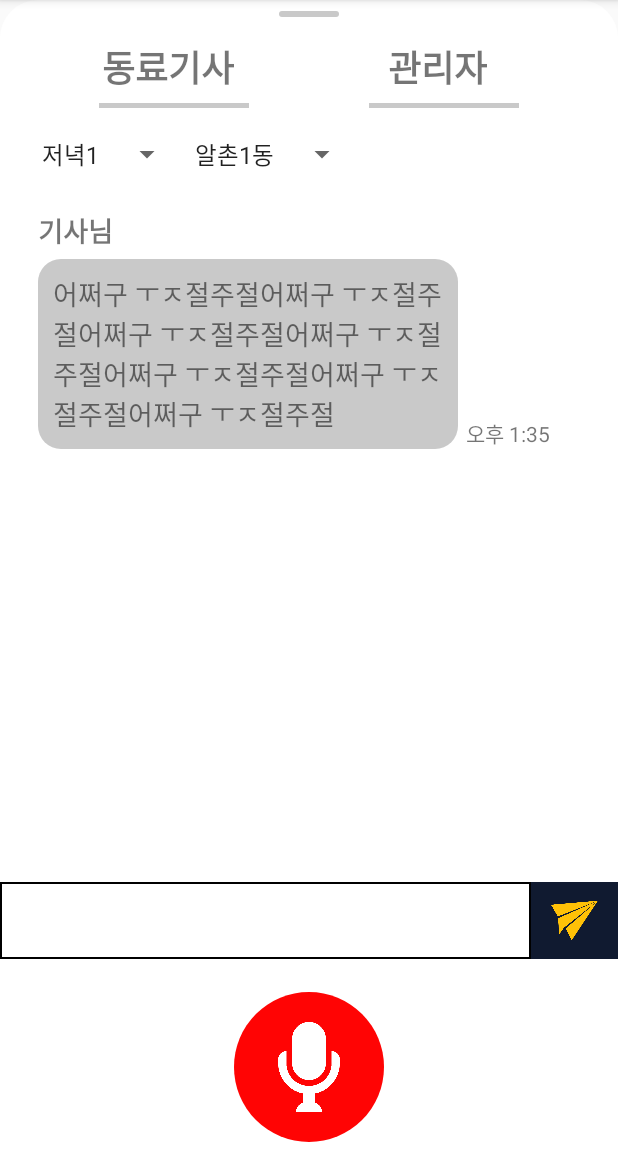
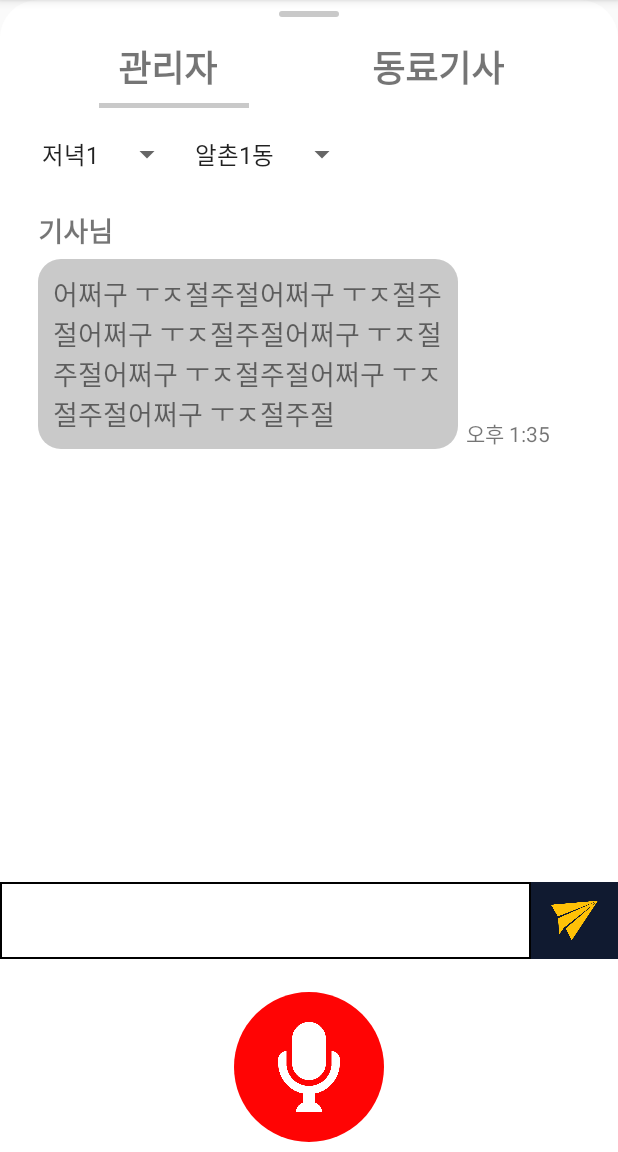
Before and after one commit to abovenormal/GeekHub, an Android app: the fragment ChattingFragment shown on its own in the app's theme, on a phone screen of 412 x 824 dp, the part 84-1236 px from its top. Run offline under Robolectric (Android 15) with nearby library versions, the phone set to English and light mode, and no system bars.

Commit message:
[feat]chatting&camerapage&배달시작페이지연결

```diff
--- a/GeekHub/app/src/main/AndroidManifest.xml
+++ b/GeekHub/app/src/main/AndroidManifest.xml
@@ -24,14 +24,14 @@
                 android:value="" />
         </activity>
         <activity
-            android:name=".ReadyActivity"
+            android:name=".MainActivity"
             android:exported="false">
             <meta-data
                 android:name="android.app.lib_name"
                 android:value="" />
         </activity>
         <activity
-            android:name=".MainActivity"
+            android:name=".ReadyActivity"
             android:exported="true"
             >
             <intent-filter>
--- a/GeekHub/app/src/main/java/com/example/geekhub/ChattingFragment.kt
+++ b/GeekHub/app/src/main/java/com/example/geekhub/ChattingFragment.kt
@@ -19,8 +19,10 @@ class ChattingFragment : Fragment() {
         inflater: LayoutInflater, container: ViewGroup?,
         savedInstanceState: Bundle?
     ): View? {
+        binding = FragmentChattingBinding.inflate(inflater,container,false)
 
-        binding = FragmentChattingBinding.inflate(inflater,container,false)
+        binding.adminChatting.visibility = View.VISIBLE
+
         return binding.root
     }
 
@@ -30,7 +32,17 @@ class ChattingFragment : Fragment() {
         setLocationSpinner()
         timeSpinnerHandler()
         locationSpinnerHandler()
+
+        binding.adminTitle.setOnClickListener{
+            openAdmin()
+        }
+        binding.colleagueTitle.setOnClickListener{
+            openColleague()
+        }
+
+
     }
+
 
     private fun setTimeSpinner () {
         val spinner = binding.spinnerTime
@@ -68,6 +80,16 @@ class ChattingFragment : Fragment() {
         }
     }
 
+    private fun openAdmin () {
+       binding.adminChatting.visibility = View.VISIBLE
+       binding.colleagueChatting.visibility = View.INVISIBLE
+    }
+
+    private fun openColleague () {
+        binding.colleagueChatting.visibility = View.VISIBLE
+        binding.adminChatting.visibility = View.INVISIBLE
+    }
+
 
 
 }
--- a/GeekHub/app/src/main/java/com/example/geekhub/DeliveryFragment.kt
+++ b/GeekHub/app/src/main/java/com/example/geekhub/DeliveryFragment.kt
@@ -38,7 +38,11 @@ class DeliveryFragment : Fragment() {
         binding.testComponents.setOnClickListener {
             (activity as MainActivity).changeFragment(2)
         } // 임시
+
+
     }
+
+
 
     private fun openReceive(){
         binding.receiveLine.visibility = View.VISIBLE
--- a/GeekHub/app/src/main/res/layout/activity_ready.xml
+++ b/GeekHub/app/src/main/res/layout/activity_ready.xml
@@ -54,6 +54,7 @@
         tools:ignore="MissingConstraints" />
 
     <Button
+        android:id="@+id/delivery_start_button"
         android:layout_width="360dp"
         android:layout_height="48dp"
         android:background="@drawable/normal_button"
--- a/GeekHub/app/src/main/res/layout/fragment_chatting.xml
+++ b/GeekHub/app/src/main/res/layout/fragment_chatting.xml
@@ -28,6 +28,7 @@
         app:layout_constraintTop_toBottomOf="@+id/view">
 
         <LinearLayout
+            android:id="@+id/admin_title"
             android:layout_width="wrap_content"
             android:layout_height="wrap_content"
             android:gravity="center_horizontal"
@@ -41,23 +42,25 @@
                 android:layout_width="wrap_content"
                 android:layout_height="wrap_content"
                 android:paddingRight="8dp"
-                android:text="@string/colleague"
+                android:text="@string/admin"
                 android:textSize="24sp"
                 android:textStyle="bold" />
 
 
 
             <View
-
+                android:id="@+id/admin_chatting"
                 android:layout_width="100dp"
                 android:layout_height="3dp"
                 android:layout_marginTop="6dp"
+                android:visibility="invisible"
                 android:background="@color/gray_500" />
 
         </LinearLayout>
 
 
         <LinearLayout
+            android:id="@+id/colleague_title"
             android:layout_width="wrap_content"
             android:layout_height="wrap_content"
             android:gravity="center_horizontal"
@@ -70,15 +73,17 @@
                 android:layout_width="wrap_content"
                 android:layout_height="wrap_content"
                 android:paddingRight="8dp"
-                android:text="@string/admin"
+                android:text="@string/colleague"
                 android:textSize="24sp"
                 android:textStyle="bold" />
 
 
             <View
+                android:id="@+id/colleague_chatting"
                 android:layout_width="100dp"
                 android:layout_height="3dp"
                 android:layout_marginTop="6dp"
+                android:visibility="invisible"
                 android:background="@color/gray_500" />
 
         </LinearLayout>
--- a/GeekHub/app/src/main/res/layout/fragment_delivery_camera.xml
+++ b/GeekHub/app/src/main/res/layout/fragment_delivery_camera.xml
@@ -95,6 +95,7 @@
             app:layout_constraintTop_toBottomOf="@+id/linearLayout3" />
 
         <Button
+            android:id="@+id/send_picture"
             android:layout_width="0dp"
             android:layout_weight="1"
             android:layout_height="48dp"
```
Also changed, not shown: GeekHub/app/src/main/java/com/example/geekhub/DeliveryCameraFragment.kt (+7 -0 lines), GeekHub/app/src/main/java/com/example/geekhub/MainActivity.kt (+12 -4 lines), GeekHub/app/src/main/java/com/example/geekhub/ReadyActivity.kt (+11 -1 lines).
